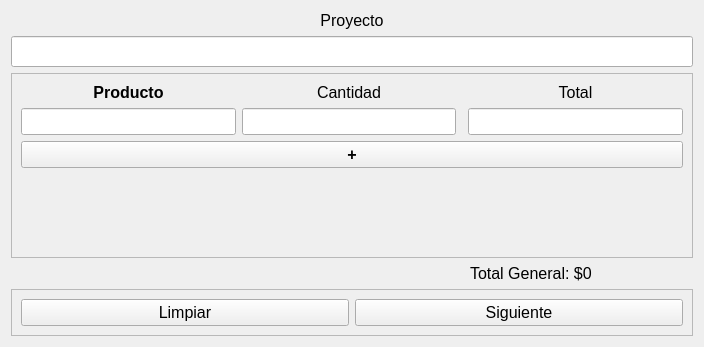
Above: src/views/ui/NewProject.ui from 4l3j0Ok/budget-maker-desktop before the change. Below: the same form after it.
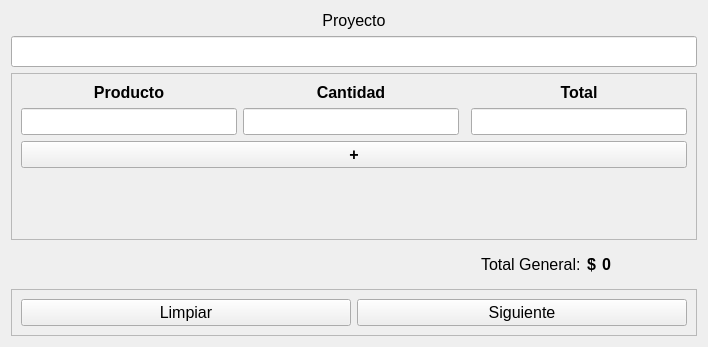
That is the form after the change.

Commit message: feat: add projects page and optimize project structure

The edit to the form file:
```diff
--- a/src/views/ui/NewProject.ui
+++ b/src/views/ui/NewProject.ui
@@ -6,7 +6,7 @@
    <rect>
     <x>0</x>
     <y>0</y>
-    <width>704</width>
+    <width>708</width>
     <height>347</height>
    </rect>
   </property>
@@ -20,54 +20,6 @@
    <string>Form</string>
   </property>
   <layout class="QGridLayout" name="gridLayout">
-   <item row="8" column="2">
-    <widget class="QLabel" name="lblTotal">
-     <property name="font">
-      <font>
-       <pointsize>12</pointsize>
-      </font>
-     </property>
-     <property name="text">
-      <string>Total General: $0</string>
-     </property>
-    </widget>
-   </item>
-   <item row="9" column="0" colspan="3">
-    <widget class="QFrame" name="frButtons">
-     <property name="frameShape">
-      <enum>QFrame::Shape::StyledPanel</enum>
-     </property>
-     <property name="frameShadow">
-      <enum>QFrame::Shadow::Raised</enum>
-     </property>
-     <layout class="QHBoxLayout" name="horizontalLayout">
-      <item>
-       <widget class="QPushButton" name="btnClear">
-        <property name="font">
-         <font>
-          <pointsize>12</pointsize>
-         </font>
-        </property>
-        <property name="text">
-         <string>Limpiar</string>
-        </property>
-       </widget>
-      </item>
-      <item>
-       <widget class="QPushButton" name="btnNext">
-        <property name="font">
-         <font>
-          <pointsize>12</pointsize>
-         </font>
-        </property>
-        <property name="text">
-         <string>Siguiente</string>
-        </property>
-       </widget>
-      </item>
-     </layout>
-    </widget>
-   </item>
    <item row="4" column="0" colspan="3">
     <widget class="QScrollArea" name="scrollArea">
      <property name="widgetResizable">
@@ -78,22 +30,23 @@
        <rect>
         <x>0</x>
         <y>0</y>
-        <width>684</width>
-        <height>180</height>
+        <width>688</width>
+        <height>162</height>
        </rect>
       </property>
-      <layout class="QGridLayout" name="gridLayout_2">
-       <item row="1" column="2">
-        <widget class="QLineEdit" name="leAmount">
-         <property name="font">
-          <font>
-           <pointsize>12</pointsize>
-          </font>
+      <layout class="QGridLayout" name="layout">
+       <item row="3" column="4">
+        <spacer name="verticalSpacer_3">
+         <property name="orientation">
+          <enum>Qt::Orientation::Vertical</enum>
          </property>
-         <property name="alignment">
-          <set>Qt::AlignmentFlag::AlignCenter</set>
+         <property name="sizeHint" stdset="0">
+          <size>
+           <width>20</width>
+           <height>40</height>
+          </size>
          </property>
-        </widget>
+        </spacer>
        </item>
        <item row="0" column="1">
         <widget class="QLabel" name="label_3">
@@ -111,32 +64,6 @@
          </property>
         </widget>
        </item>
-       <item row="3" column="4">
-        <spacer name="verticalSpacer_3">
-         <property name="orientation">
-          <enum>Qt::Orientation::Vertical</enum>
-         </property>
-         <property name="sizeHint" stdset="0">
-          <size>
-           <width>20</width>
-           <height>40</height>
-          </size>
-         </property>
-        </spacer>
-       </item>
-       <item row="3" column="2">
-        <spacer name="verticalSpacer_2">
-         <property name="orientation">
-          <enum>Qt::Orientation::Vertical</enum>
-         </property>
-         <property name="sizeHint" stdset="0">
-          <size>
-           <width>20</width>
-           <height>40</height>
-          </size>
-         </property>
-        </spacer>
-       </item>
        <item row="1" column="4">
         <widget class="QLineEdit" name="leTotal">
          <property name="font">
@@ -149,26 +76,12 @@
          </property>
         </widget>
        </item>
-       <item row="0" column="2">
-        <widget class="QLabel" name="label_4">
-         <property name="font">
-          <font>
-           <pointsize>12</pointsize>
-          </font>
-         </property>
-         <property name="text">
-          <string>Cantidad</string>
-         </property>
-         <property name="alignment">
-          <set>Qt::AlignmentFlag::AlignCenter</set>
-         </property>
-        </widget>
-       </item>
        <item row="0" column="4">
         <widget class="QLabel" name="label_5">
          <property name="font">
           <font>
            <pointsize>12</pointsize>
+           <bold>true</bold>
           </font>
          </property>
          <property name="text">
@@ -179,6 +92,32 @@
          </property>
         </widget>
        </item>
+       <item row="3" column="2">
+        <spacer name="verticalSpacer_2">
+         <property name="orientation">
+          <enum>Qt::Orientation::Vertical</enum>
+         </property>
+         <property name="sizeHint" stdset="0">
+          <size>
+           <width>20</width>
+           <height>40</height>
+          </size>
+         </property>
+        </spacer>
+       </item>
+       <item row="2" column="1" colspan="4">
+        <widget class="QPushButton" name="btnAdd">
+         <property name="font">
+          <font>
+           <pointsize>12</pointsize>
+           <bold>true</bold>
+          </font>
+         </property>
+         <property name="text">
+          <string>+</string>
+         </property>
+        </widget>
+       </item>
        <item row="3" column="1">
         <spacer name="verticalSpacer">
          <property name="orientation">
@@ -192,6 +131,18 @@
          </property>
         </spacer>
        </item>
+       <item row="1" column="2">
+        <widget class="QLineEdit" name="leAmount">
+         <property name="font">
+          <font>
+           <pointsize>12</pointsize>
+          </font>
+         </property>
+         <property name="alignment">
+          <set>Qt::AlignmentFlag::AlignCenter</set>
+         </property>
+        </widget>
+       </item>
        <item row="1" column="1">
         <widget class="QLineEdit" name="leProduct">
          <property name="baseSize">
@@ -213,8 +164,8 @@
          </property>
         </widget>
        </item>
-       <item row="2" column="1" colspan="4">
-        <widget class="QPushButton" name="btnAdd">
+       <item row="0" column="2">
+        <widget class="QLabel" name="label_4">
          <property name="font">
           <font>
            <pointsize>12</pointsize>
@@ -222,7 +173,10 @@
           </font>
          </property>
          <property name="text">
-          <string>+</string>
+          <string>Cantidad</string>
+         </property>
+         <property name="alignment">
+          <set>Qt::AlignmentFlag::AlignCenter</set>
          </property>
         </widget>
        </item>
@@ -257,6 +211,106 @@
      </property>
     </widget>
    </item>
+   <item row="10" column="0" colspan="3">
+    <widget class="QFrame" name="frButtons">
+     <property name="frameShape">
+      <enum>QFrame::Shape::StyledPanel</enum>
+     </property>
+     <property name="frameShadow">
+      <enum>QFrame::Shadow::Raised</enum>
+     </property>
+     <layout class="QHBoxLayout" name="horizontalLayout">
+      <item>
+       <widget class="QPushButton" name="btnClear">
+        <property name="font">
+         <font>
+          <pointsize>12</pointsize>
+         </font>
+        </property>
+        <property name="text">
+         <string>Limpiar</string>
+        </property>
+       </widget>
+      </item>
+      <item>
+       <widget class="QPushButton" name="btnNext">
+        <property name="font">
+         <font>
+          <pointsize>12</pointsize>
+         </font>
+        </property>
+        <property name="text">
+         <string>Siguiente</string>
+        </property>
+       </widget>
+      </item>
+     </layout>
+    </widget>
+   </item>
+   <item row="6" column="2">
+    <widget class="QFrame" name="frame">
+     <property name="font">
+      <font>
+       <pointsize>12</pointsize>
+      </font>
+     </property>
+     <property name="frameShape">
+      <enum>QFrame::Shape::NoFrame</enum>
+     </property>
+     <property name="frameShadow">
+      <enum>QFrame::Shadow::Raised</enum>
+     </property>
+     <property name="lineWidth">
+      <number>3</number>
+     </property>
+     <layout class="QHBoxLayout" name="horizontalLayout_2">
+      <item>
+       <widget class="QLabel" name="lblTotalInfo">
+        <property name="font">
+         <font>
+          <pointsize>12</pointsize>
+         </font>
+        </property>
+        <property name="text">
+         <string>Total General:</string>
+        </property>
+       </widget>
+      </item>
+      <item>
+       <widget class="QLabel" name="label_2">
+        <property name="sizePolicy">
+         <sizepolicy hsizetype="Fixed" vsizetype="Fixed">
+          <horstretch>0</horstretch>
+          <verstretch>0</verstretch>
+         </sizepolicy>
+        </property>
+        <property name="font">
+         <font>
+          <pointsize>12</pointsize>
+          <bold>true</bold>
+         </font>
+        </property>
+        <property name="text">
+         <string>$</string>
+        </property>
+       </widget>
+      </item>
+      <item>
+       <widget class="QLabel" name="lblTotal">
+        <property name="font">
+         <font>
+          <pointsize>12</pointsize>
+          <bold>true</bold>
+         </font>
+        </property>
+        <property name="text">
+         <string>0</string>
+        </property>
+       </widget>
+      </item>
+     </layout>
+    </widget>
+   </item>
   </layout>
  </widget>
  <resources/>
```
The commit also changes 23 other files.
